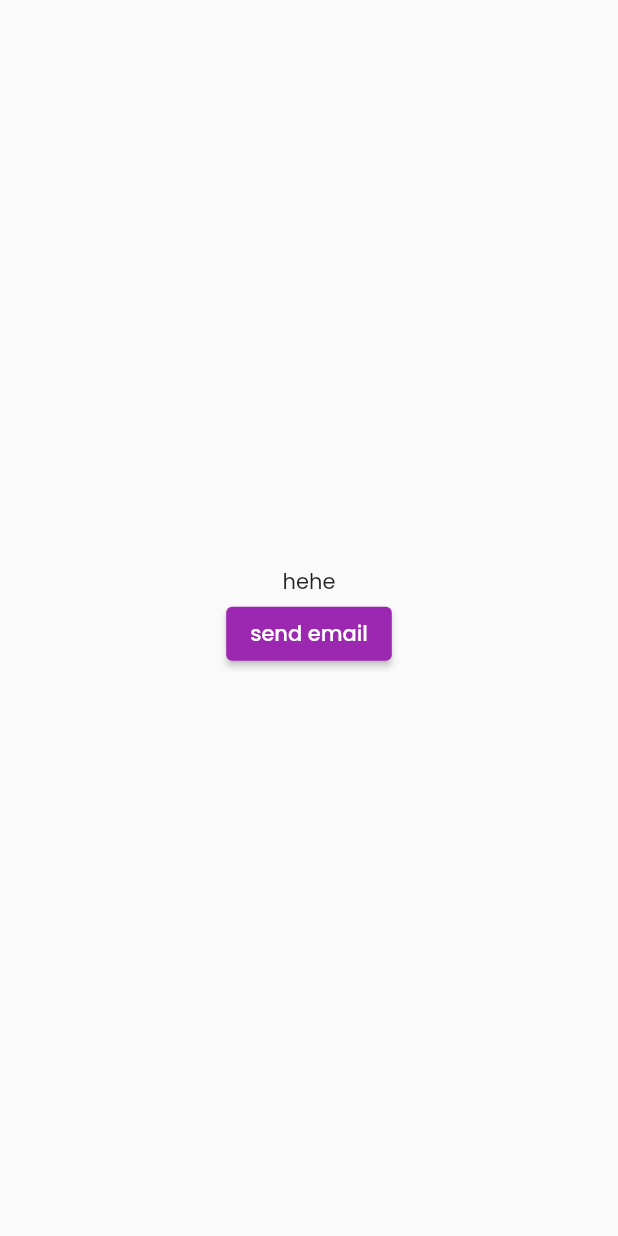
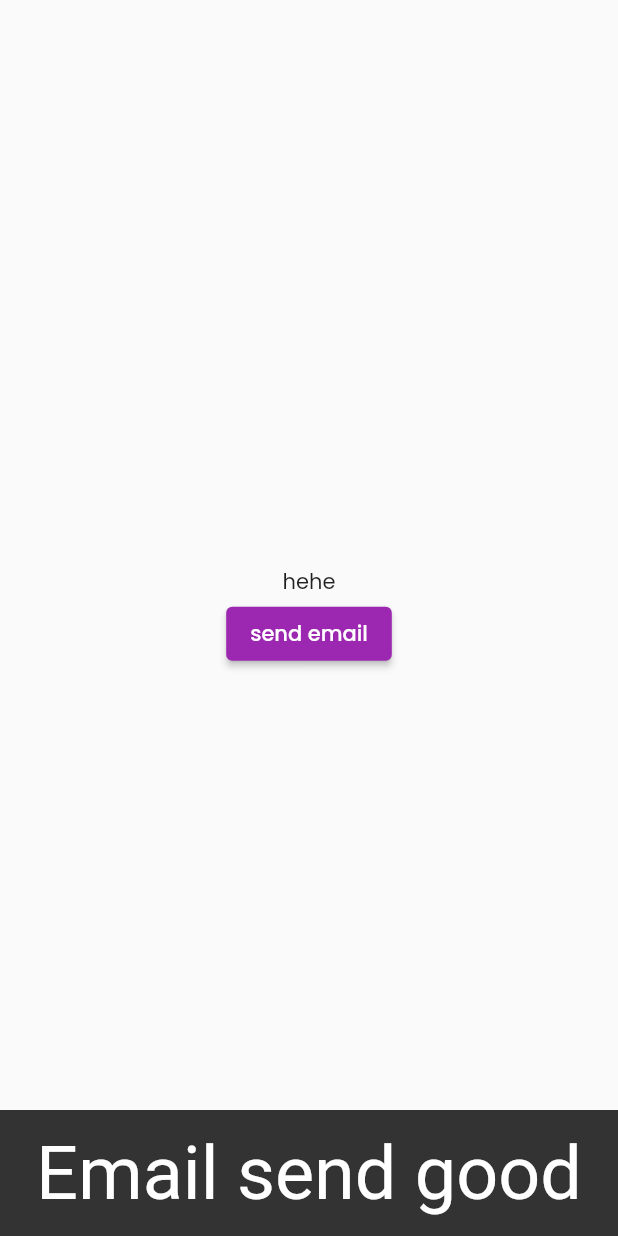
Before and after one commit to abd529/wheel_of_life, a Flutter app: the EmailSend screen opened directly, after a tap on "send email", on a phone screen of 412 x 824 dp. Run offline on Flutter 3.47's test engine with Material 2 defaults, Android fonts, the phone set to English and light mode, and no system bars; our stand-ins replace animated_splash_screen, cloud_firestore, dots_indicator, firebase_auth, firebase_core, firebase_storage and 7 more; missing offline and left inert: graphic, mailer; accounts and stored records are empty; generated files the repository leaves out were written again; project files that could hold a hidden picture were left out.

Commit message:
email sending done

```diff
--- a/lib/Authentication/login_screen.dart
+++ b/lib/Authentication/login_screen.dart
@@ -1,9 +1,6 @@
 // ignore_for_file: use_build_context_synchronously
 
-import 'package:firebase_auth/firebase_auth.dart';
-import 'package:flutter/cupertino.dart';
 import 'package:flutter/material.dart';
-import 'package:google_sign_in/google_sign_in.dart';
 import 'package:flutter_svg/flutter_svg.dart';
 import 'package:wheel_of_life/Authentication/forgot_password.dart';
 import 'package:wheel_of_life/Authentication/signup_screen.dart';
--- a/lib/Screens/email.dart
+++ b/lib/Screens/email.dart
@@ -1,32 +1,56 @@
 import 'dart:convert';
 
+import 'package:flutter/foundation.dart';
 import 'package:flutter/material.dart';
 import 'package:http/http.dart' as http;
+import 'package:mailer/mailer.dart';
+import 'package:mailer/smtp_server/gmail.dart';
 
 class EmailSend extends StatelessWidget {
-  const EmailSend({super.key});
+   EmailSend({super.key});
+  late Future<int> statusCode ;
 
-  Future<int> sendEmail(String name, String email, String message)async{
-    final url = Uri.parse("https://api.emailjs.com/api/v1.0/email/send");
-    const serviceId = "service_s39rjkb";
-    const templateId = "template_nkouyjm";
-    const userId = "6M4uvdBz8ngpn9BD-";
-    final response = await http.post(
-      url,
-      headers: {"Content-Type":"application/json"},
-      body: json.encode({
-        "service_id": serviceId,
-        "template_id":templateId,
-        'user_id': userId,
-        'template_params': {
-          'name': name,
-          'email': email,
-          'Subject': message
-        }
-      })
+  void sendEmail(String recipientEmail, String messageMail, BuildContext context)async{
+    String userName = "abdullahayaz529@gmail.com";
+    String password = "lxivqayisxdamtfd";
+    final smtpServer = gmail(userName, password);
+    final message = Message()..from=Address(userName,"Mail Service")..recipients.add(recipientEmail)..subject = "Mail"..text = "Message: $messageMail";
+    try{
+      await send(message, smtpServer);
+      ScaffoldMessenger.of(context).showSnackBar(
+        SnackBar(content: FittedBox(
+          child: Text("Email send good"),
+        ))
       );
-      return response.statusCode;
+    }catch(e){
+      if(kDebugMode){
+        print(e.toString());
+      }
+    }
   }
+
+  // Future<int> sendEmail(String name, String subject ,String email, String message)async{
+  //   final url = Uri.parse("https://api.emailjs.com/api/v1.0/email/send");
+  //   const serviceId = "service_s39rjkb";
+  //   const templateId = "template_nkouyjm";
+  //   const userId = "6M4uvdBz8ngpn9BD-";
+  //   final response = await http.post(
+  //     url,
+  //     headers: {"Content-Type":"application/json"},
+  //     body: json.encode({
+  //       "service_id": serviceId,
+  //       "template_id":templateId,
+  //       'user_id': userId,
+  //       'template_params': {
+  //         'subject': subject,
+  //         'reply_to': email,
+  //         'name':name,
+  //         'message': message
+  //       }
+  //     })
+  //     );
+  //     return response.statusCode;
+  // }
 
   @override
   Widget build(BuildContext context) {
@@ -34,10 +58,10 @@ class EmailSend extends StatelessWidget {
       body: Column(
         mainAxisAlignment: MainAxisAlignment.center,
         children: [
-          Center(child: Text("hehe"),),
+          const Center(child: Text("hehe"),),
           ElevatedButton(onPressed: (){
-            sendEmail("abd","abdullahayaz529@gmail.com","heyyyyy");
-          }, child: Text("send email"))
+            sendEmail("abdullahayaz529@gmail.com","heyyyyy", context);
+          }, child: const Text("send email"))
         ],
       ),
     );
--- a/lib/main.dart
+++ b/lib/main.dart
@@ -5,7 +5,6 @@ import 'package:flutter_localizations/flutter_localizations.dart';
 import 'package:wheel_of_life/Authentication/forgot_password.dart';
 import 'package:wheel_of_life/Quiz%20Functionality/quiz_screen.dart';
 import 'package:flutter_gen/gen_l10n/app_localization.dart';
-import 'package:wheel_of_life/Screens/home_screen.dart';
 import 'package:google_fonts/google_fonts.dart';
 import 'package:wheel_of_life/Screens/youtube_screen.dart';
 import 'Authentication/login_screen.dart';
--- a/pubspec.yaml
+++ b/pubspec.yaml
@@ -51,7 +51,7 @@ dependencies:
   http: ^0.13.6
   animated_splash_screen: ^1.3.0
   #flutter_stripe: ^9.2.0
-
+  mailer: ^6.0.1
 dev_dependencies:
   flutter_test:
     sdk: flutter
```
Also changed, not shown: pubspec.lock, 1 other file.
